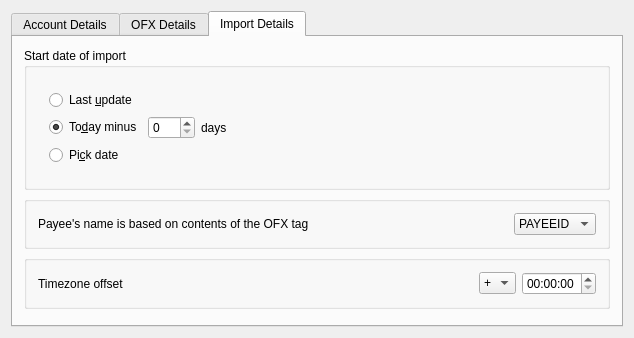
KDE/kmymoney, file kmymoney/plugins/ofx/import/dialogs/konlinebankingstatusdecl.ui: the form before one commit.
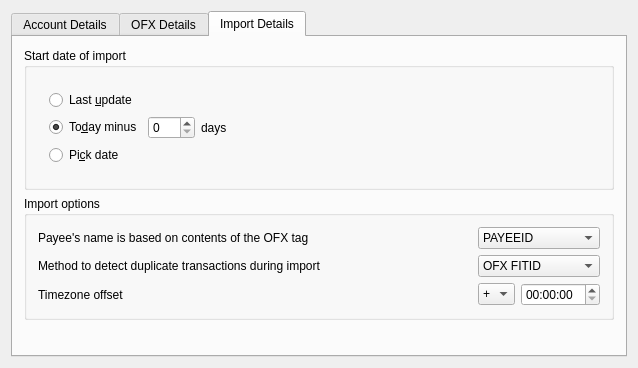
The form after the commit. The open tabs and pages were chosen to show the change. Custom widgets are drawn as their Qt base class.

Commit message: Provide method to construct unique transaction ID for OFX import

Diff of the .ui file:
```diff
--- a/kmymoney/plugins/ofx/import/dialogs/konlinebankingstatusdecl.ui
+++ b/kmymoney/plugins/ofx/import/dialogs/konlinebankingstatusdecl.ui
@@ -6,8 +6,8 @@
    <rect>
     <x>0</x>
     <y>0</y>
-    <width>634</width>
-    <height>338</height>
+    <width>638</width>
+    <height>368</height>
    </rect>
   </property>
   <layout class="QVBoxLayout" name="verticalLayout_5">
@@ -381,10 +381,50 @@
        <item>
         <widget class="QGroupBox" name="buttonGroupBox1">
          <property name="title">
-          <string/>
+          <string>Import options</string>
          </property>
-         <layout class="QHBoxLayout" name="horizontalLayout">
-          <item>
+         <layout class="QGridLayout" name="gridLayout_3" rowstretch="2,0,0">
+          <item row="0" column="1">
+           <widget class="QComboBox" name="m_preferredPayee">
+            <item>
+             <property name="text">
+              <string notr="true">PAYEEID</string>
+             </property>
+            </item>
+            <item>
+             <property name="text">
+              <string notr="true">NAME</string>
+             </property>
+            </item>
+            <item>
+             <property name="text">
+              <string notr="true">MEMO</string>
+             </property>
+            </item>
+           </widget>
+          </item>
+          <item row="1" column="0">
+           <widget class="QLabel" name="label_2">
+            <property name="text">
+             <string>Method to detect duplicate transactions during import</string>
+            </property>
+           </widget>
+          </item>
+          <item row="1" column="1">
+           <widget class="QComboBox" name="m_uniqueTransactionId">
+            <item>
+             <property name="text">
+              <string>OFX FITID</string>
+             </property>
+            </item>
+            <item>
+             <property name="text">
+              <string>KMyMoney Hash</string>
+             </property>
+            </item>
+           </widget>
+          </item>
+          <item row="0" column="0">
            <widget class="QLabel" name="textLabel3_2">
             <property name="sizePolicy">
              <sizepolicy hsizetype="Preferred" vsizetype="Preferred">
@@ -400,43 +440,15 @@
             </property>
            </widget>
           </item>
-          <item>
-           <widget class="KComboBox" name="m_preferredPayee">
-            <item>
-             <property name="text">
-              <string notr="true">PAYEEID</string>
-             </property>
-            </item>
-            <item>
-             <property name="text">
-              <string notr="true">NAME</string>
-             </property>
-            </item>
-            <item>
-             <property name="text">
-              <string notr="true">MEMO</string>
-             </property>
-            </item>
+          <item row="2" column="0">
+           <widget class="QLabel" name="label">
+            <property name="text">
+             <string>Timezone offset</string>
+            </property>
            </widget>
           </item>
-         </layout>
-        </widget>
-       </item>
-       <item>
-        <widget class="QGroupBox" name="groupBox">
-         <property name="whatsThis">
-          <string>&lt;html&gt;&lt;head/&gt;&lt;body&gt;&lt;p&gt;In case the server is located in a different timezone than your local time, then the post date of imported transactions is off by a day.&lt;/p&gt;&lt;p&gt;This setting can be used to adjust the timestamps of the transactions during import to reflect your local time. It does not affect previously imported transactions. &lt;/p&gt;&lt;p&gt;If you are located west of your bank's server than enter a negative time, in case you are located east of it enter a positive time.&lt;/p&gt;&lt;p&gt;If you are not sure, leave this setting at 0:00.&lt;/p&gt;&lt;/body&gt;&lt;/html&gt;</string>
-         </property>
-         <layout class="QVBoxLayout" name="verticalLayout_6">
-          <item>
-           <layout class="QHBoxLayout" name="horizontalLayout_2" stretch="1,0,0">
-            <item>
-             <widget class="QLabel" name="label">
-              <property name="text">
-               <string>Timezone offset</string>
-              </property>
-             </widget>
-            </item>
+          <item row="2" column="1">
+           <layout class="QHBoxLayout" name="hl2" stretch="0,1">
             <item>
              <widget class="KComboBox" name="m_timestampOffsetSign">
               <item>
@@ -480,21 +492,21 @@
  </widget>
  <layoutdefault spacing="6" margin="11"/>
  <customwidgets>
-  <customwidget>
-   <class>KComboBox</class>
-   <extends>QComboBox</extends>
-   <header>kcombobox.h</header>
-  </customwidget>
-  <customwidget>
-   <class>KLineEdit</class>
-   <extends>QLineEdit</extends>
-   <header>klineedit.h</header>
-  </customwidget>
   <customwidget>
    <class>KLed</class>
    <extends>QWidget</extends>
    <header>kled.h</header>
   </customwidget>
+  <customwidget>
+   <class>KLineEdit</class>
+   <extends>QLineEdit</extends>
+   <header>klineedit.h</header>
+  </customwidget>
+  <customwidget>
+   <class>KComboBox</class>
+   <extends>QComboBox</extends>
+   <header>kcombobox.h</header>
+  </customwidget>
   <customwidget>
    <class>KMyMoneyDateInput</class>
    <extends>QFrame</extends>
```
The commit also changes 4 other files.
